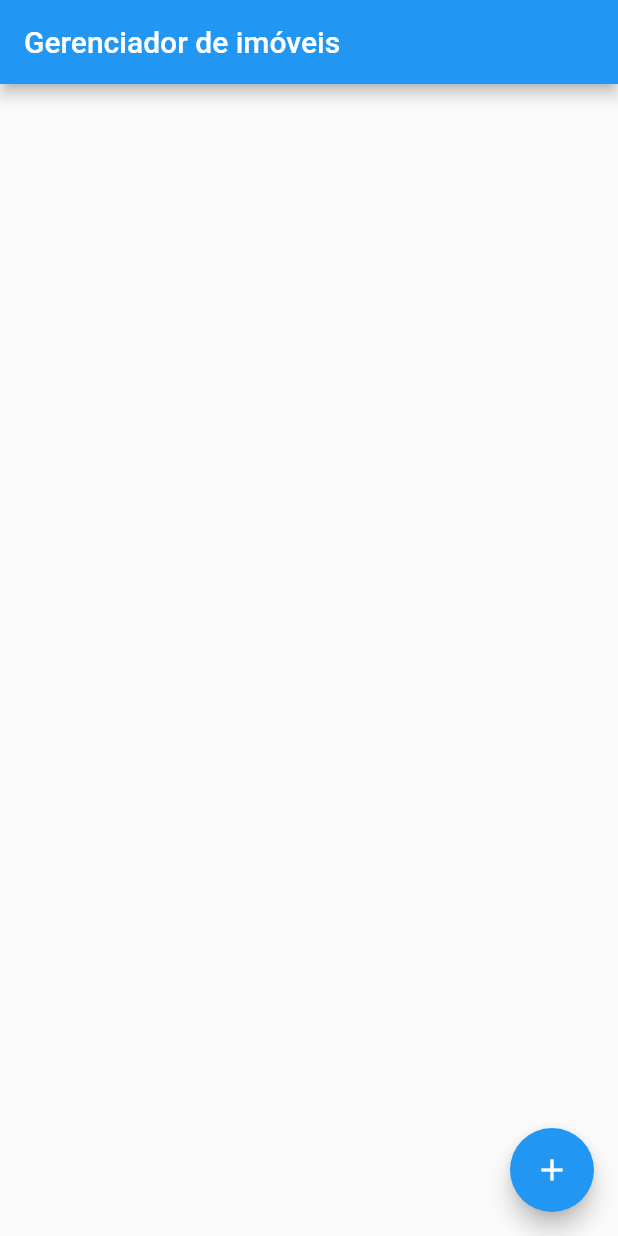
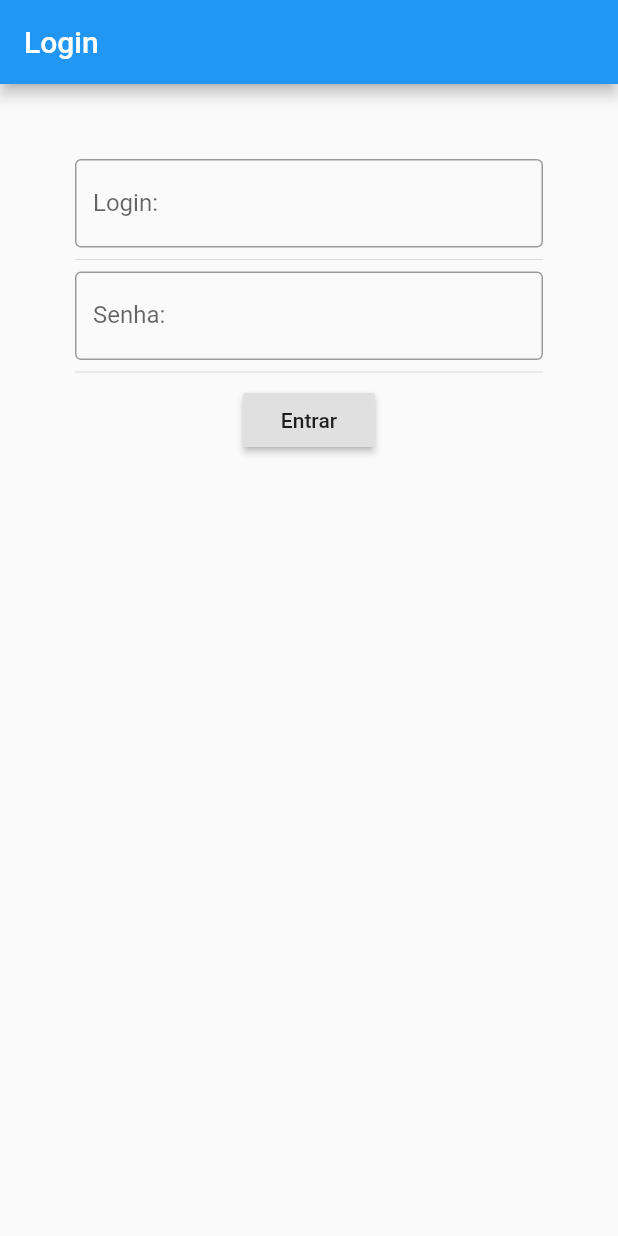
Before and after one commit to ltrindadebr/p2-gerenciador-de-imoveis, a Flutter app: the screen it shows after launch, on a phone screen of 412 x 824 dp. Run offline on Flutter 3.47's test engine with Material 2 defaults, Android fonts, the phone set to English and light mode, and no system bars; our stand-ins replace sqflite; accounts and stored records are empty.

Commit message:
Acrescentada página de Login e criada navegação para a homepage

```diff
--- a/lib/login.dart
+++ b/lib/login.dart
@@ -1,154 +1,77 @@
-// import 'dart:js';
-
 import 'package:flutter/material.dart';
-import 'package:prova_2/model/imovel.dart';
-
-import 'dao/imovelDao.dart';
+import 'home.dart';
 
 class Login extends StatefulWidget {
   @override
-  _LoginState createState() => _LoginState();
+  LoginState createState() => LoginState();
 }
 
-class _LoginState extends State<Login> {
-  TextEditingController tipoController = TextEditingController();
-  TextEditingController numeroController = TextEditingController();
-  TextEditingController nomeRuaController = TextEditingController();
-  TextEditingController areaTotalController = TextEditingController();
-  TextEditingController precoController = TextEditingController();
+class LoginState extends State<Login> {
+  TextEditingController loginController = TextEditingController();
+  TextEditingController senhaController = TextEditingController();
 
-  ImovelDao _db = ImovelDao();
+  String loginMessage = "";
 
-  void cadastrarImovel() {
-    setState(() async {
-      Imovel imovel = Imovel(
-        tipoController.text,
-        int.parse(numeroController.text),
-        nomeRuaController.text,
-        int.parse(areaTotalController.text),
-        double.parse(precoController.text)
+  void fazerLogin() {
+    if (loginController.text == 'Leonardo' && senhaController.text == '201721275') {
+      // print('Login efetuado com sucesso');
+      setState(() {
+        loginMessage = '';
+      });
+      Navigator.push(
+        context,
+        MaterialPageRoute(builder: (context) => Home())
       );
-
-      int results = await _db.inserirImovel(imovel);
-      if (results != null) {
-        print('Imóvel cadastrado com sucesso.');
-      } else {
-        print('Falha ao cadastrar imóvel.');
-      }
-    });
-  }
-
-  List<Imovel> listaDeImoveis = List<Imovel>();
-
-  void listarImoveis() async {
-    List listImoveis = await _db.listarImoveis();
-    // print('Imoveis cadastrados: ' + listImoveis.toString());
-    List<Imovel> lista = List<Imovel>();
-    for(var item in listImoveis) {
-      Imovel i = Imovel.convertMAPToObject(item);
-      lista.add(i);
+    } else {
+      // print('Falha ao entrar: login ou senha incorretos.');
+      setState(() {
+        loginMessage = 'Login ou senha incorretos.';
+      });
     }
-
-    setState(() {
-      listaDeImoveis = lista;
-    });
-  }
-
-  void imovelRegisterPage() {
-    showDialog(
-      context: context,
-      builder: (context) {
-        return AlertDialog(
-          title: Text("Cadastrar imóvel"),
-          content: Column(
-            mainAxisSize: MainAxisSize.min,
-            children: [
-
-              TextFormField(
-                decoration: InputDecoration(
-                  labelText: 'Número:',
-                  hintText: 'Insira o número do imóvel',
-                ),
-                controller: numeroController,
-              ),
-
-              TextFormField(
-                decoration: InputDecoration(
-                  labelText: 'Endereço:',
-                  hintText: 'Insira o nome da rua do imóvel',
-                ),
-                controller: nomeRuaController,
-              ),
-
-              TextFormField(
-                decoration: InputDecoration(
-                  labelText: 'Área:',
-                  hintText: 'Insira a área total do imóvel',
-                ),
-                controller: areaTotalController,
-              ),
-
-              TextFormField(
-                decoration: InputDecoration(
-                  labelText: 'Preço:',
-                  hintText: 'Insira o preço do imóvel',
-                ),
-                controller: precoController,
-              )
-
-            ],
-          ),
-          actions: [
-            FlatButton(
-              child: Text("Cancelar"),
-              onPressed: () {
-                Navigator.pop(context);
-              },
-            ),
-            FlatButton(
-              child: Text("Cadastrar"),
-              onPressed: () {
-                cadastrarImovel();
-              },
-            ),
-          ],
-        );
-      }
-    );
   }
 
   @override
   Widget build(BuildContext context) {
-    // listarImoveis();
     return Scaffold(
       appBar: AppBar(
-        title: Text('Gerenciador de imóveis')
+        title: Text('Login'),
       ),
-      body: Column(
-        children: [
-          Expanded(
-            child: ListView.builder(
-              itemCount: listaDeImoveis.length,
-              itemBuilder: (context, index) {
-                final Imovel imovel = listaDeImoveis[index];
-                return Card(
-                  child: ListTile(
-                    title: Text(imovel.tipo + ' - ' + imovel.areatotal.toString() + 'm²'),
-                    subtitle: Text('Rua: ' + imovel.nomerua + ' nº ' + imovel.numero.toString() + '\nPreço: RS' + imovel.preco.toString()),
-                  ),
-                );
+      body: Padding(
+        padding: const EdgeInsets.all(50.0),
+        child: Column(
+          children: <Widget> [
+            TextFormField(
+              decoration: InputDecoration(
+                labelText: 'Login:',
+                hintText: 'Insira o número do imóvel',
+                border: OutlineInputBorder()
+              ),
+              controller: loginController,
+            ),
+            Divider(),
+            TextFormField(
+              decoration: InputDecoration(
+                labelText: 'Senha:',
+                hintText: 'Insira a sua senha',
+                border: OutlineInputBorder()
+              ),
+              keyboardType: TextInputType.number,
+              controller: senhaController,
+            ),
+            Divider(),
+            RaisedButton(
+              onPressed: () {
+                fazerLogin();
               },
+              child: Text('Entrar')
             ),
-          )
-        ],
-      ),
-      floatingActionButton: FloatingActionButton(
-        onPressed: () {
-          imovelRegisterPage();
-        },
-        child: Icon(Icons.add)
-      ),
-
+            Text(
+              loginMessage,
+              style: TextStyle(fontSize: 14, color: Colors.redAccent),
+            ),
+          ],
+        )
+      )
     );
   }
 }
--- a/lib/main.dart
+++ b/lib/main.dart
@@ -2,7 +2,6 @@
 import 'package:flutter/material.dart';
 import 'package:flutter/widgets.dart';
 
-// import 'home.dart';
 import 'login.dart';
 
 void main() {
```
Also changed, not shown: lib/home.dart (+154 -0 lines), lib/pages/register.dart (deleted).
